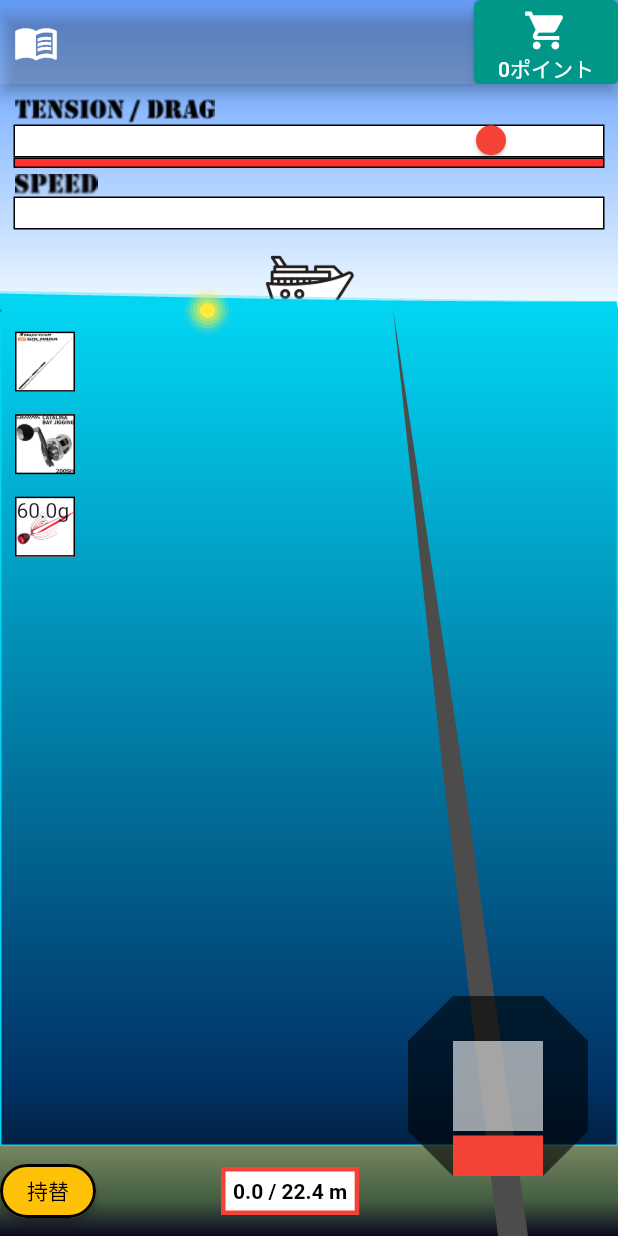
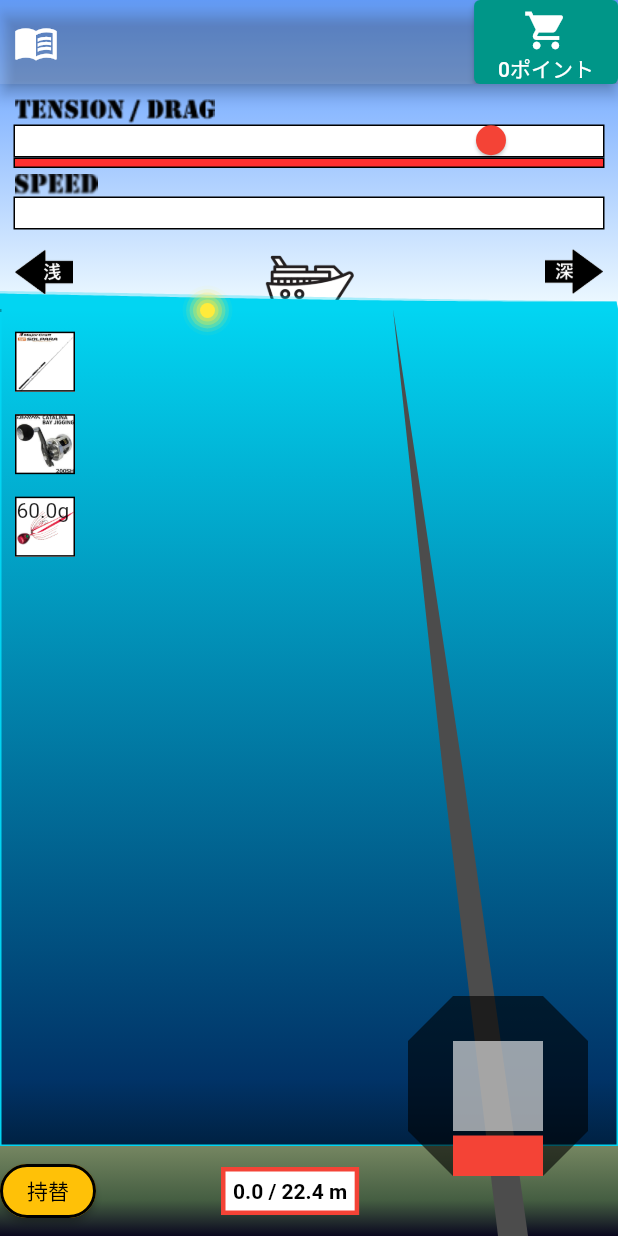
Before and after one commit to tsunagutn/fish_flutter, a Flutter app: the Fishing screen opened by its route, after a tap on "持替", on a phone screen of 412 x 824 dp. Run offline on Flutter 3.47's test engine with Material 2 defaults, Android fonts, the phone set to English and light mode, and no system bars; our stand-ins replace shared_preferences; missing offline and left inert: dart:html; accounts and stored records are empty.

Commit message:
2021/12/21迄

```diff
--- a/lib/Model/FishModel.dart
+++ b/lib/Model/FishModel.dart
@@ -7,7 +7,7 @@ class FishsModel {
     fishs.add(new FishModel(
       id: 0,
       name: "アジ",
-      image: "aji.jpg",
+      image: "aji.png",
       text: "あなたは幸せを感じました",
       hp: 600,
       addMax: 3,
@@ -135,7 +135,7 @@ class FishsModel {
     fishs.add(new FishModel(
       id: 5,
       name: "サバ", //魚種名
-      image: "aji.jpg", //超過画面の画像
+      image: "aji.png", //超過画面の画像
       text: "写真は仮です", //釣果画面のコメント
       hp: 800, //このスキャン経過で0になる
       addMax: 19, //引きの最大
@@ -161,7 +161,7 @@ class FishsModel {
     fishs.add(new FishModel(
       id: 6,
       name: "サゴシ", //魚種名
-      image: "aji.jpg", //超過画面の画像
+      image: "sagoshi.png", //超過画面の画像
       text: "この魚は美味です", //釣果画面のコメント
       hp: 1000, //このスキャン経過で0になる
       addMax: 15, //引きの最大
--- a/lib/View/Fishing.dart
+++ b/lib/View/Fishing.dart
@@ -52,7 +52,9 @@
 //済・上下ドラッグで動かす、ジグのシャクリ
 //済・大きさでHP可変
 //済・タックル変更モーダルに閉じるボタン
-//・自分で船動かす 0m時に左右矢印表示
+//済・自分で船動かす 0m時に左右矢印表示
+//・超過画面出すときに画面全体光らす
+//・船動くときに動いてるのわかるようにする
 //・ゲームオーバー無しにする
 //・王冠つきじゃないと詳細アンロックしない
 //・魚種毎に実績
@@ -267,6 +269,11 @@ class _FishingState extends State<Fishing> with TickerProviderStateMixin {
   //釣果リスト
   late FishesResultModel fishesResult;
 
+  //船移動
+  // var _MoveLeft = false;
+  // var _MoveRight = false;
+  //船加速度の目標値
+  var _moveShipTarget = 0.5;
   //ドラグ音
   // var url = "./static/sound/drag.mp3";
   // var audio = new Audio(url);
@@ -405,6 +412,14 @@ class _FishingState extends State<Fishing> with TickerProviderStateMixin {
     _jerkCnt--;
     if (_jerkCnt < 0) {
       _jerkCnt = 0;
+    }
+
+    //船移動
+    if (_moveShipTarget > _depthChange) {
+      _depthChange += 0.02;
+    }
+    if (_moveShipTarget < _depthChange) {
+      _depthChange -= 0.02;
     }
 
     //ルアー重さ
@@ -1253,25 +1268,29 @@ class _FishingState extends State<Fishing> with TickerProviderStateMixin {
                             setState(() {
                               //_senchoMessage = "わしゃあ忙しいんで！";
                             });
-                            var result = await showDialog<int>(
-                              context: context,
-                              barrierDismissible: false,
-                              builder: (_) {
-                                return SenchoDialog(
-                                  depth_change_order: _depthChangeOrder,
-                                  point: _point,
-                                );
-                              },
-                            );
-                            debugPrint(result.toString());
-                            setState(() {
-                              _depthChangeOrder = result as int;
-                            });
+                            // var result = await showDialog<int>(
+                            //   context: context,
+                            //   barrierDismissible: false,
+                            //   builder: (_) {
+                            //     return SenchoDialog(
+                            //       depth_change_order: _depthChangeOrder,
+                            //       point: _point,
+                            //     );
+                            //   },
+                            // );
+                            // debugPrint(result.toString());
+                            // setState(() {
+                            //   _depthChangeOrder = result as int;
+                            // });
                           },
-                          child: new Image(
-                            image: AssetImage('Assets/Images/ship.png'),
-                            width: 60,
-                            height: 40,
+                          child: Transform.rotate(
+                            //angle: 45 * math.pi / 180,
+                            angle: (405 - (90 * _depthChange)) * math.pi / 180,
+                            child: new Image(
+                              image: AssetImage('Assets/Images/ship.png'),
+                              width: 60,
+                              height: 40,
+                            ),
                           ),
                         ),
                       ),
@@ -1303,7 +1322,52 @@ class _FishingState extends State<Fishing> with TickerProviderStateMixin {
                                 // ↑ 追加部分
                               ],
                             ),
-                          ))
+                          )),
+                      AnimatedOpacity(
+                          opacity: _depth > 0.0 ? 0.0 : 1.0,
+                          duration: Duration(milliseconds: 200),
+                          child: Container(
+                              margin: EdgeInsets.only(left: 10, right: 10),
+                              child: Row(
+                                mainAxisAlignment:
+                                    MainAxisAlignment.spaceBetween,
+                                children: [
+                                  GestureDetector(
+                                    onTapDown: (details) {
+                                      setState(() {
+                                        _moveShipTarget = 0.3;
+                                      });
+                                    },
+                                    onTapUp: (details) {
+                                      setState(() {
+                                        _moveShipTarget = 0.5;
+                                      });
+                                    },
+                                    child: new Image(
+                                      image: AssetImage(
+                                          'Assets/Images/arrow_left.png'),
+                                      height: 30,
+                                    ),
+                                  ),
+                                  GestureDetector(
+                                    onTapDown: (details) {
+                                      setState(() {
+                                        _moveShipTarget = 0.7;
+                                      });
+                                    },
+                                    onTapUp: (details) {
+                                      setState(() {
+                                        _moveShipTarget = 0.5;
+                                      });
+                                    },
+                                    child: new Image(
+                                      image: AssetImage(
+                                          'Assets/Images/arrow_right.png'),
+                                      height: 30,
+                                    ),
+                                  ),
+                                ],
+                              ))),
                     ]),
                   ]),
                 ),
--- a/lib/widget/FishPointer.dart
+++ b/lib/widget/FishPointer.dart
@@ -94,7 +94,7 @@ class FishPainter extends CustomPainter {
         .value;
 
     //Image.asset('assets/images/fish.png')
-//var ui.Image uiimage = uiimage.toByteData();
+    //var ui.Image uiimage = uiimage.toByteData();
 
     //if (uiimage != null) {
     final paint = Paint()
@@ -104,7 +104,8 @@ class FishPainter extends CustomPainter {
     //canvas.drawImage(uiimage, Offset(200, offset_y), paint);
     //canvas.drawCircle(Offset(200, offset_y), 10, paint);
     canvas.drawArc(
-        Offset(offsetX, offsetY) & Size(fishPointerSize, fishPointerSize),
+        Offset(offsetX + (20 * opacityValue), offsetY) &
+            Size(fishPointerSize, fishPointerSize),
         210 * math.pi / 180, //startAngle
         140 * math.pi / 180, //sweepAngle
         false, //中心からの切り出し？trueならピザ形状
```
Also changed, not shown: lib/widget/flipImage.dart (added, +115 -0 lines), Assets/Images/aji.jpg (deleted), Assets/Images/aji.png (added), Assets/Images/arrow_left.png (added), Assets/Images/arrow_right.png (added), Assets/Images/sagoshi.png (added).
